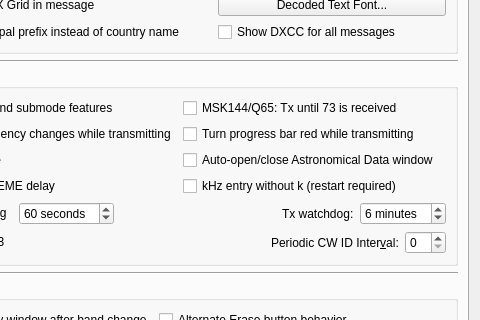
Old version of the form Configuration.ui in the repository uaro-radio/wsjtx; both pictures show x 397 to 877 and y 243 to 563 of the 877 by 716 pixel window.
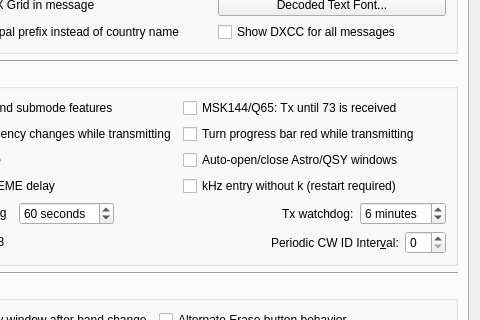
New version of the form. Custom widgets are drawn as their Qt base class.

Commit message: Update to 241018-004u: Save and restore window positions + Make QSY messages independent of QSYMessage Creator window.

```diff
--- a/Configuration.ui
+++ b/Configuration.ui
@@ -372,7 +372,7 @@
              <string>&lt;html&gt;&lt;head/&gt;&lt;body&gt;&lt;p&gt;Open the Astronomical Data window automatically when switching to Q65 or JT65 mode and Decode after EME delay is enabled, and close it when no longer needed.&lt;/p&gt;&lt;/body&gt;&lt;/html&gt;</string>
             </property>
             <property name="text">
-             <string>Auto-open/close Astronomical Data window</string>
+             <string>Auto-open/close Astro/QSY windows</string>
             </property>
            </widget>
           </item>
```
Left out of the diff: 18 changed lines with no effect on the pictures. The commit also changes 23 other files.
